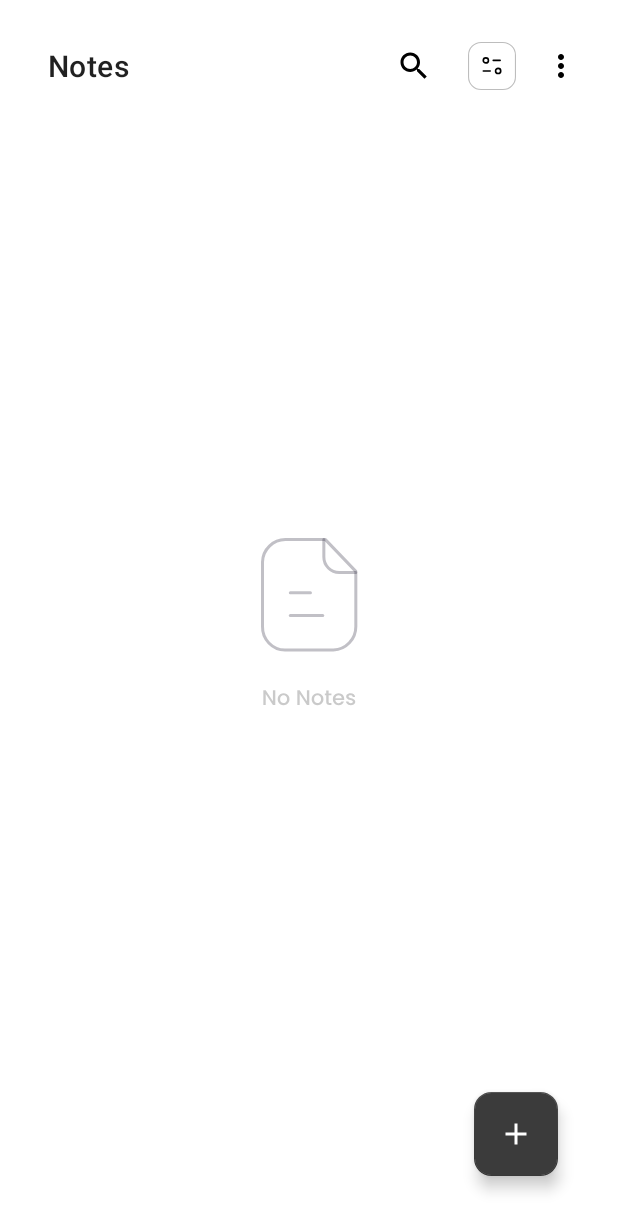
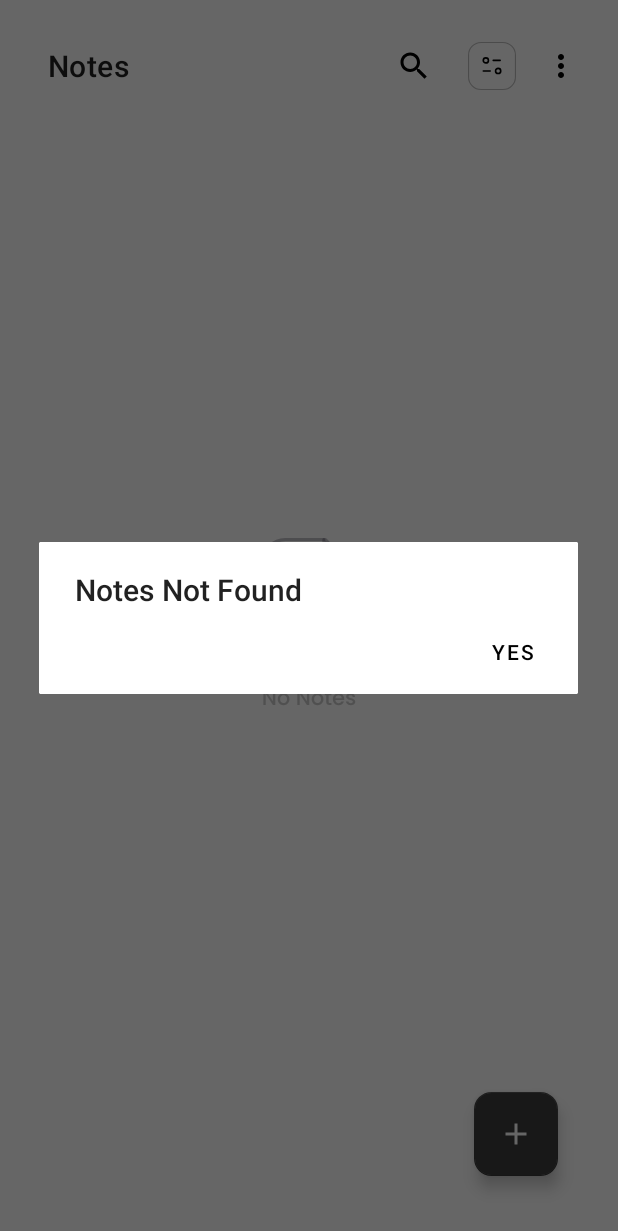
Before and after one commit to diasutsman/NotesApp, an Android app: the screen it shows after launch (MainActivity), in the options menu, after a tap on "Delete All", on a phone screen of 412 x 824 dp. Shown: the top 1231 px of the screen. Run offline under Robolectric (Android 15) with nearby library versions, the phone set to English and light mode, and no system bars; our stand-ins replace Room's generated code, navigation-ui.

Commit message:
Initial Commit

```diff
--- a/app/src/main/java/com/dias/notesapp/data/room/NotesDao.kt
+++ b/app/src/main/java/com/dias/notesapp/data/room/NotesDao.kt
@@ -1,10 +1,7 @@
 package com.dias.notesapp.data.room
 
 import androidx.lifecycle.LiveData
-import androidx.room.Dao
-import androidx.room.Insert
-import androidx.room.OnConflictStrategy
-import androidx.room.Query
+import androidx.room.*
 import com.dias.notesapp.data.entity.Notes
 
 @Dao
@@ -17,4 +14,27 @@ interface NotesDao {
 
     @Query("SELECT * FROM Notes")
     fun getAllData() : LiveData<List<Notes>>
+
+    @Query("SELECT * FROM Notes ORDER BY CASE " +
+            "WHEN priority = 'HIGH' THEN 1 " +
+            "WHEN priority = 'MEDIUM' THEN 2 " +
+            "WHEN priority = 'LOW' THEN 3 " +
+            "END")
+    fun sortByHighPriority() : LiveData<List<Notes>>
+
+    @Query("SELECT * FROM Notes ORDER BY CASE " +
+            "WHEN priority = 'LOW' THEN 1 " +
+            "WHEN priority = 'MEDIUM' THEN 2 " +
+            "WHEN priority = 'HIGH' THEN 3 " +
+            "END")
+    fun sortByLowPriority() : LiveData<List<Notes>>
+
+    @Query("DELETE FROM Notes")
+    suspend fun deleteAllData()
+
+    @Query("SELECT * FROM Notes WHERE title LIKE :query")
+    fun searchByQuery(query: String) : LiveData<List<Notes>>
+
+    @Delete
+    suspend fun deleteNotes(notes: Notes)
 }
--- /dev/null
+++ b/app/src/main/java/com/dias/notesapp/ui/SwipeToDelete.kt
@@ -0,0 +1,4 @@
+package com.dias.notesapp.ui
+
+class SwipeToDelete {
+}
--- a/app/src/main/java/com/dias/notesapp/ui/home/HomeAdapter.kt
+++ b/app/src/main/java/com/dias/notesapp/ui/home/HomeAdapter.kt
@@ -1,8 +1,13 @@
 package com.dias.notesapp.ui.home
 
+import android.util.Log
 import android.view.LayoutInflater
 import android.view.ViewGroup
 import androidx.core.content.ContextCompat
+import androidx.core.view.marginBottom
+import androidx.core.view.marginEnd
+import androidx.core.view.marginStart
+import androidx.core.view.marginTop
 import androidx.recyclerview.widget.DiffUtil
 import androidx.recyclerview.widget.RecyclerView
 import com.dias.notesapp.R
@@ -12,7 +17,9 @@ import com.dias.notesapp.databinding.RowItemNotesBinding
 
 class HomeAdapter : RecyclerView.Adapter<HomeAdapter.MyViewHolder>() {
 
-    private var listNotes = arrayListOf<Notes>()
+    private var _listNotes = arrayListOf<Notes>()
+    val listNotes: List<Notes>
+        get() = _listNotes
 
     class MyViewHolder(val binding: RowItemNotesBinding): RecyclerView.ViewHolder(binding.root)
 
@@ -21,7 +28,14 @@ class HomeAdapter : RecyclerView.Adapter<HomeAdapter.MyViewHolder>() {
     )
 
     override fun onBindViewHolder(holder: MyViewHolder, position: Int) {
-        val data = listNotes[position]
+
+        val data = _listNotes[position]
+        holder.binding.root.apply {
+            Log.i("HomeAdapter", "Margin top: $marginTop")
+            Log.i("HomeAdapter", "Margin end: $marginEnd")
+            Log.i("HomeAdapter", "Margin bottom: $marginBottom")
+            Log.i("HomeAdapter", "Margin start: $marginStart")
+        }
         holder.binding.apply {
             tvTitle.text = data.title
             tvDate.text = data.date
@@ -40,13 +54,13 @@ class HomeAdapter : RecyclerView.Adapter<HomeAdapter.MyViewHolder>() {
 
     fun setData(list: List<Notes>?) {
         if (list == null) return
-        val diffCallback = DiffCallback(listNotes, list)
+        val diffCallback = DiffCallback(_listNotes, list)
         val diffCallbackResult = DiffUtil.calculateDiff(diffCallback)
-        listNotes.clear()
-        listNotes.addAll(list)
+        _listNotes.clear()
+        _listNotes.addAll(list)
         diffCallbackResult.dispatchUpdatesTo(this)
     }
 
-    override fun getItemCount() = listNotes.size
+    override fun getItemCount() = _listNotes.size
 
 }
--- a/app/src/main/java/com/dias/notesapp/ui/home/HomeFragment.kt
+++ b/app/src/main/java/com/dias/notesapp/ui/home/HomeFragment.kt
@@ -1,10 +1,16 @@
 package com.dias.notesapp.ui.home
 
+import android.content.Context
 import android.os.Bundle
 import android.view.*
+import android.widget.Toast
+import androidx.appcompat.app.AlertDialog
+import androidx.appcompat.widget.SearchView
 import androidx.fragment.app.Fragment
 import androidx.fragment.app.viewModels
 import androidx.navigation.fragment.findNavController
+import androidx.recyclerview.widget.ItemTouchHelper
+import androidx.recyclerview.widget.RecyclerView
 import androidx.recyclerview.widget.StaggeredGridLayoutManager
 import com.dias.notesapp.R
 import com.dias.notesapp.data.entity.Notes
@@ -12,8 +18,9 @@ import com.dias.notesapp.databinding.FragmentHomeBinding
 import com.dias.notesapp.ui.NotesViewModel
 import com.dias.notesapp.utils.ExtensionFunctions.setActionBar
 
-class HomeFragment : Fragment() {
+class HomeFragment : Fragment(), SearchView.OnQueryTextListener {
 
+    // binding object
     private var _binding: FragmentHomeBinding? = null
     private val binding get() = _binding as FragmentHomeBinding
 
@@ -21,10 +28,13 @@ class HomeFragment : Fragment() {
 
     private val homeAdapter by lazy { HomeAdapter() }
 
+    private var _currentData: List<Notes>? = null
+    private val currentData get() = _currentData as List<Notes>
+
     override fun onCreateView(
         inflater: LayoutInflater, container: ViewGroup?,
         savedInstanceState: Bundle?,
-    ): View? {
+    ): View {
         _binding = FragmentHomeBinding.inflate(layoutInflater)
         return binding.root
     }
@@ -47,29 +57,120 @@ class HomeFragment : Fragment() {
             homeViewModel.getAllData().observe(viewLifecycleOwner) {
                 checkIsDataEmpty(it)
                 homeAdapter.setData(it)
+                _currentData = it
             }
             adapter = homeAdapter
             layoutManager = StaggeredGridLayoutManager(2, StaggeredGridLayoutManager.VERTICAL)
+            swipeToDelete(this)
         }
     }
 
     private fun checkIsDataEmpty(list: List<Notes>?) {
         if (list == null) return
-        binding.imgNoData.visibility = if (list.isEmpty()) View.VISIBLE else View.INVISIBLE
+        binding.apply {
+            imgNoData.visibility = if (list.isEmpty()) View.VISIBLE else View.INVISIBLE
+            rvNotes.visibility = if (list.isNotEmpty()) View.VISIBLE else View.INVISIBLE
+        }
     }
 
 
     override fun onCreateOptionsMenu(menu: Menu, inflater: MenuInflater) {
         super.onCreateOptionsMenu(menu, inflater)
         inflater.inflate(R.menu.menu_home, menu)
+
+        val search = menu.findItem(R.id.menu_search).actionView as SearchView
+        search.setOnQueryTextListener(this)
     }
 
-    /**
-     * To prevent memory leak
-     */
+    override fun onOptionsItemSelected(item: MenuItem): Boolean {
+        when (item.itemId) {
+            R.id.menu_priority_high -> homeViewModel.sortByHighPriority()
+                .observe(this) { highSortedList ->
+                    homeAdapter.setData(highSortedList)
+                }
+            R.id.menu_priority_low -> homeViewModel.sortByLowPriority()
+                .observe(this) { lowSortedList ->
+                    homeAdapter.setData(lowSortedList)
+                }
+            R.id.menu_delete_all -> confirmDeleteAll()
+        }
+        return super.onOptionsItemSelected(item)
+    }
+
+    private fun confirmDeleteAll() {
+        if (currentData.isNotEmpty())
+            AlertDialog.Builder(context as Context)
+                .setTitle("Delete All Notes?")
+                .setMessage("Your action is irreversible")
+                .setPositiveButton("Yes") { _, _ ->
+                    homeViewModel.deleteAllData()
+                    Toast.makeText(context, "All Note have been deleted", Toast.LENGTH_SHORT).show()
+                }
+                .setNegativeButton("No") { _, _ -> }
+                .show()
+        else AlertDialog.Builder(context as Context)
+            .setTitle("Notes Not Found")
+            .setPositiveButton("Yes") { dialog, _ ->
+                dialog.dismiss()
+            }
+            .show()
+    }
+
+    // prevent memory leak when fragment destroyed
     override fun onDestroyView() {
         super.onDestroyView()
         _binding = null
     }
 
+    override fun onQueryTextSubmit(query: String?): Boolean {
+        // apit query dengan %query% dan masukkan ke variable querySearch
+        val querySearch = "%$query%"
+
+        // check query is not null then search by query
+        query?.let {
+            homeViewModel.searchByQuery(querySearch).observe(this) { searchedList ->
+                homeAdapter.setData(searchedList)
+            }
+        }
+        return true
+    }
+
+    fun swipeToDelete(recyclerView: RecyclerView) {
+        val itemTouchHelper = ItemTouchHelper(object : ItemTouchHelper.SimpleCallback(
+            0,
+            ItemTouchHelper.LEFT or ItemTouchHelper.RIGHT
+        ) {
+            override fun onMove(
+                recyclerView: RecyclerView,
+                viewHolder: RecyclerView.ViewHolder,
+                target: RecyclerView.ViewHolder,
+            ): Boolean {
+                return false
+            }
+
+            override fun onSwiped(viewHolder: RecyclerView.ViewHolder, direction: Int) {
+                val position = viewHolder.adapterPosition
+                val note = homeAdapter.listNotes[position]
+
+                homeViewModel.deleteNote(note)
+
+            }
+        })
+        itemTouchHelper.attachToRecyclerView(recyclerView)
+    }
+
+
+    override fun onQueryTextChange(query: String?): Boolean {
+        // apit query dengan %query% dan masukkan ke querySearch
+        val querySearch = "%$query%"
+
+        // check query is not null then search by query
+        query?.let {
+            homeViewModel.searchByQuery(querySearch).observe(this) { searchedList ->
+                homeAdapter.setData(searchedList)
+            }
+        }
+        return true
+    }
+
 }
--- a/app/src/main/res/layout/fragment_home.xml
+++ b/app/src/main/res/layout/fragment_home.xml
@@ -20,6 +20,8 @@
         app:layout_constraintTop_toBottomOf="@id/toolbar_home"
         app:layout_constraintBottom_toBottomOf="parent"
         android:clipToPadding="false"
+        android:clipToOutline="false"
+        android:clipChildren="false"
         android:paddingTop="4dp" />
 
     <com.google.android.material.floatingactionbutton.FloatingActionButton
--- a/app/src/main/res/layout/row_item_notes.xml
+++ b/app/src/main/res/layout/row_item_notes.xml
@@ -5,7 +5,7 @@
     android:id="@+id/priority_indicator"
     android:layout_width="match_parent"
     android:layout_height="wrap_content"
-    android:layout_margin="8dp"
+    android:layout_margin="4dp"
     android:clickable="true"
     android:focusable="true"
     app:cardCornerRadius="16dp"
--- a/app/src/main/res/menu/menu_home.xml
+++ b/app/src/main/res/menu/menu_home.xml
@@ -13,12 +13,19 @@
         android:title="@string/txt_sort"
         app:showAsAction="ifRoom">
         <menu>
+            <group android:checkableBehavior="single">
+                <item android:title="@string/txt_sort">
+                    <menu>
                         <item
                             android:id="@+id/menu_priority_high"
                             android:title="@string/txt_priority_high" />
                         <item
                             android:id="@+id/menu_priority_low"
                             android:title="@string/txt_priority_low" />
+
+                    </menu>
+                </item>
+            </group>
         </menu>
     </item>
     <item
--- a/app/src/main/res/navigation/my_nav.xml
+++ b/app/src/main/res/navigation/my_nav.xml
@@ -36,7 +36,9 @@
             app:enterAnim="@android:anim/fade_in"
             app:exitAnim="@android:anim/slide_out_right"
             app:popEnterAnim="@android:anim/slide_in_left"
-            app:popExitAnim="@android:anim/slide_in_left" />
+            app:popExitAnim="@android:anim/slide_in_left"
+            app:popUpTo="@id/homeFragment"
+            app:popUpToInclusive="false" />
     </fragment>
     <fragment
         android:id="@+id/detailFragment"
```
Also changed, not shown: app/src/main/java/com/dias/notesapp/data/NotesRepository.kt (+11 -0 lines), app/src/main/java/com/dias/notesapp/ui/NotesViewModel.kt (+20 -1 lines). Lines whose indentation alone changed are shown as unchanged.
